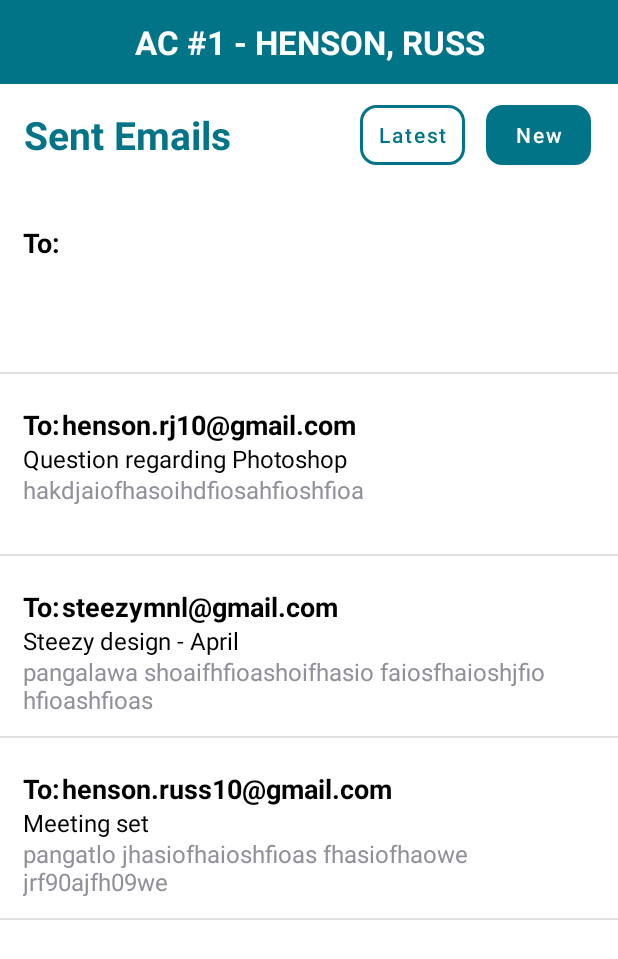
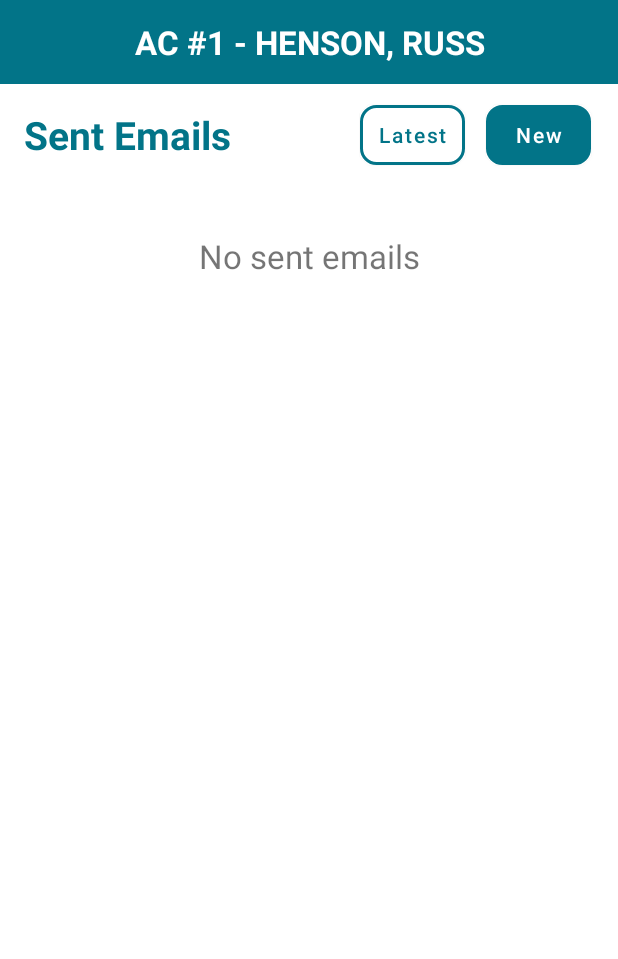
Before and after one commit to russhenson/AndroidChallenge1, an Android app: the screen it shows after launch (MainActivity), on a phone screen of 412 x 824 dp. Shown: the top 959 px of the screen. Run offline under Robolectric (Android 15) with nearby library versions, the phone set to English and light mode, and no system bars.

Commit message:
no emails

```diff
--- a/app/src/main/java/com/mobdeve/hensonruss/androidchallenge1/MainActivity.java
+++ b/app/src/main/java/com/mobdeve/hensonruss/androidchallenge1/MainActivity.java
@@ -6,7 +6,9 @@ import androidx.appcompat.app.AppCompatActivity;
 
 import android.content.Context;
 import android.content.Intent;
+import android.content.SharedPreferences;
 import android.os.Bundle;
+import android.preference.PreferenceManager;
 import android.view.LayoutInflater;
 import android.view.View;
 import android.view.ViewGroup;
@@ -21,7 +23,7 @@ public class MainActivity extends AppCompatActivity {
 
     ListView emailListView;
     Button newBtn, latestBtn;
-
+    TextView noEmailsTv;
 
     @Override
     protected void onCreate(Bundle savedInstanceState) {
@@ -30,15 +32,21 @@ public class MainActivity extends AppCompatActivity {
         setContentView(R.layout.activity_main);
 
         emailListView = (ListView) findViewById(R.id.emailListView);
+        noEmailsTv = findViewById(R.id.noEmailsTv);
 
         ArrayList<String> receiverList = new ArrayList<>();
         ArrayList<String> subjectList = new ArrayList<>();
         ArrayList<String> bodyList = new ArrayList<>();
 
+        Intent i = getIntent();
+        SharedPreferences sp = PreferenceManager.getDefaultSharedPreferences(this);
 
-
-        Intent i = getIntent();
-
+        // Check if there's a sent email
+        if(i.getExtras() == null){
+            emailListView.setVisibility(View.GONE);
+            noEmailsTv.setVisibility(View.VISIBLE);
+        }
+        else{
             String receiver = i.getStringExtra(NewEmailActivity.RECEIVER_TAG);
             String subject = i.getStringExtra(NewEmailActivity.SUBJECT_TAG);
             String body = i.getStringExtra(NewEmailActivity.BODY_TAG);
@@ -47,7 +55,13 @@ public class MainActivity extends AppCompatActivity {
             subjectList.add(subject);
             bodyList.add(body);
 
-        receiverList.add("henson.rj10@gmail.com");
+            EmailListAdapter adapter = new EmailListAdapter(this, receiverList, subjectList, bodyList);
+            emailListView.setAdapter(adapter);
+        }
+
+
+
+        /*receiverList.add("henson.rj10@gmail.com");
         receiverList.add("steezymnl@gmail.com");
         receiverList.add("henson.russ10@gmail.com");
         subjectList.add("Question regarding Photoshop");
@@ -55,11 +69,8 @@ public class MainActivity extends AppCompatActivity {
         subjectList.add("Meeting set");
         bodyList.add("hakdjaiofhasoihdfiosahfioshfioa");
         bodyList.add("pangalawa shoaifhfioashoifhasio faiosfhaioshjfio hfioashfioas");
-        bodyList.add("pangatlo jhasiofhaioshfioas fhasiofhaowe  jrf90ajfh09we");
+        bodyList.add("pangatlo jhasiofhaioshfioas fhasiofhaowe  jrf90ajfh09we");*/
 
-
-        EmailListAdapter adapter = new EmailListAdapter(this, receiverList, subjectList, bodyList);
-        emailListView.setAdapter(adapter);
 
         this.newBtn = findViewById(R.id.newBtn);
         newBtn.setOnClickListener(new View.OnClickListener() {
--- a/app/src/main/res/layout/activity_main.xml
+++ b/app/src/main/res/layout/activity_main.xml
@@ -75,6 +75,18 @@
         app:layout_constraintStart_toEndOf="@+id/latestBtn"
         app:layout_constraintTop_toBottomOf="@+id/actionBar" />
 
+    <TextView
+        android:id="@+id/noEmailsTv"
+        android:layout_width="wrap_content"
+        android:layout_height="wrap_content"
+        android:layout_marginTop="100dp"
+        android:text="No sent emails"
+        android:textSize="22sp"
+        android:visibility="gone"
+        app:layout_constraintEnd_toEndOf="parent"
+        app:layout_constraintStart_toStartOf="parent"
+        app:layout_constraintTop_toBottomOf="@+id/actionBar" />
+
     <ListView
         android:id="@+id/emailListView"
         android:layout_width="match_parent"
@@ -84,5 +96,7 @@
         app:layout_constraintEnd_toEndOf="parent"
         app:layout_constraintHorizontal_bias="0.0"
         app:layout_constraintStart_toStartOf="parent"
-        app:layout_constraintTop_toBottomOf="@+id/actionBar" />
+        app:layout_constraintTop_toBottomOf="@+id/actionBar" >
+
+    </ListView>
 </androidx.constraintlayout.widget.ConstraintLayout>
--- a/app/src/main/res/layout/activity_new_email.xml
+++ b/app/src/main/res/layout/activity_new_email.xml
@@ -93,7 +93,6 @@
           android:layout_width="354dp"
           android:layout_height="wrap_content"
           android:ems="10"
-          android:hint="henson.rj10@gmail.com"
           android:inputType="textPersonName"
           android:textColor="#000000" />
     </LinearLayout>
@@ -115,7 +114,6 @@
           android:layout_width="315dp"
           android:layout_height="wrap_content"
           android:ems="10"
-          android:hint="HAKDOG"
           android:inputType="textPersonName"
           android:textColor="#000000" />
 
@@ -129,7 +127,6 @@
         android:background="@null"
         android:ems="10"
         android:gravity="top"
-        android:hint="Body of the email"
         android:inputType="textMultiLine"
         android:singleLine="false" />
   </LinearLayout>
```
Lines whose indentation alone changed are shown as unchanged.
